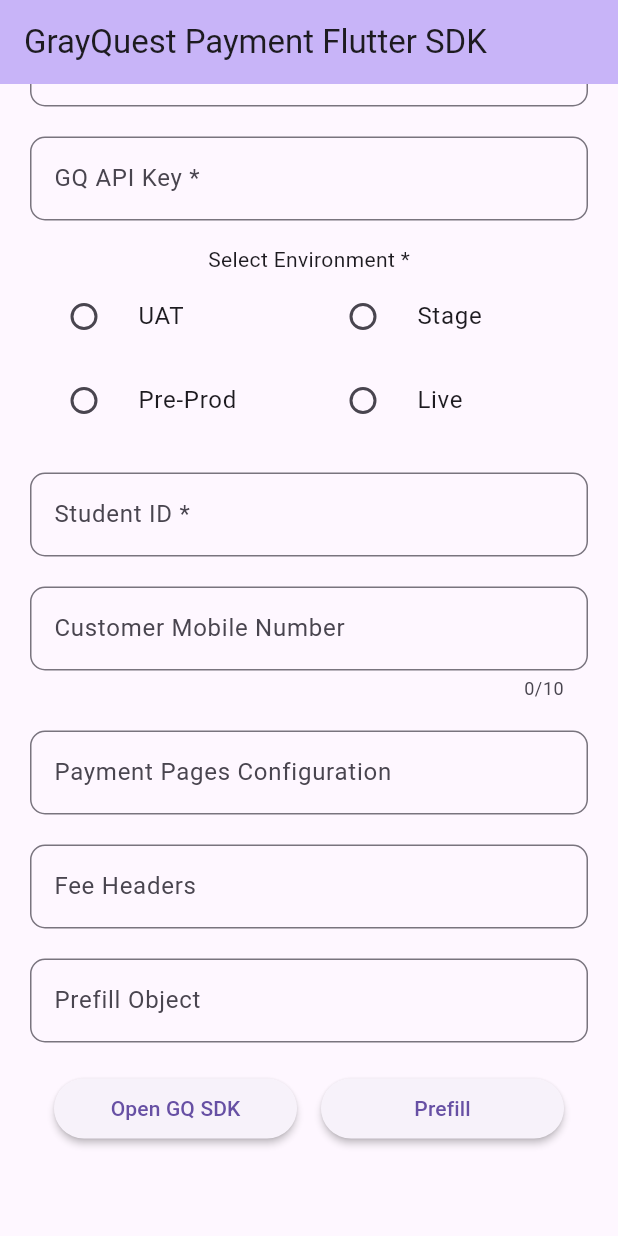
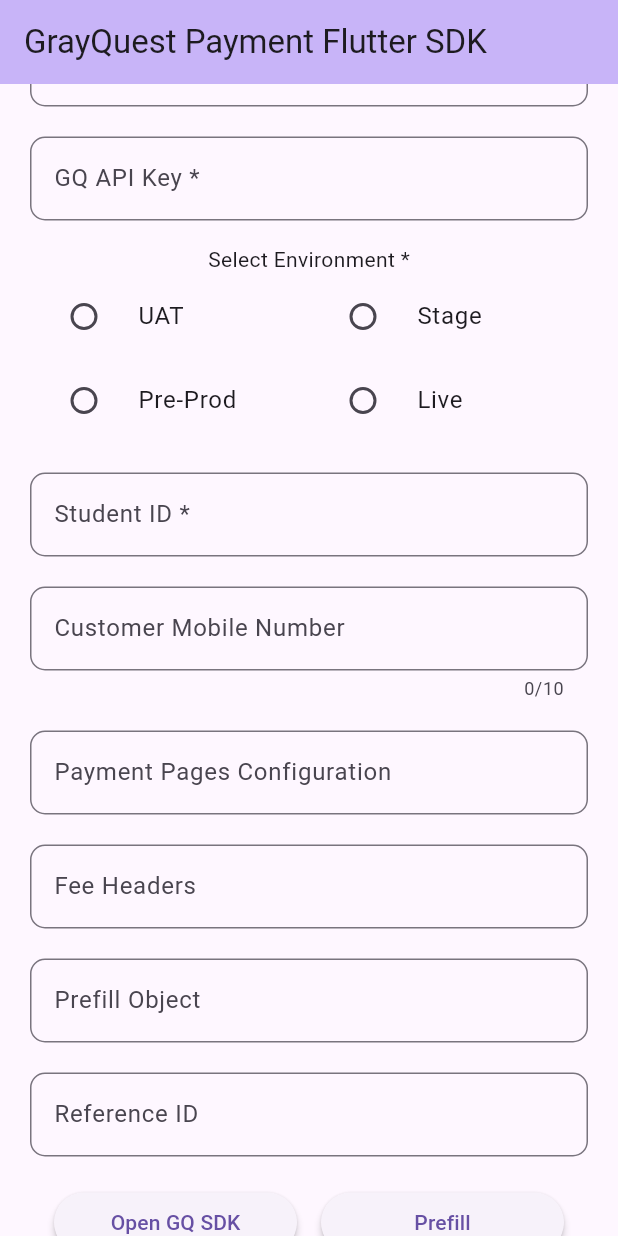
Before and after one commit to grayquest-finance/gq_payment_flutter_sdk_demo, a Flutter app: the screen it shows after launch, scrolled down 137 dp, on a phone screen of 412 x 824 dp. Run offline on Flutter 3.47's test engine with Material 3 defaults, Android fonts, the phone set to English and light mode, and no system bars; our stand-ins replace get; missing offline and left inert: gq_payment_flutter_sdk.

Commit message:
Added reference ID

```diff
--- a/lib/HomeScreen/Controller/home_screen_controller.dart
+++ b/lib/HomeScreen/Controller/home_screen_controller.dart
@@ -17,6 +17,7 @@ class HomeScreenController extends GetxController {
   final TextEditingController ppConfigController = TextEditingController();
   final TextEditingController feeHeaderController = TextEditingController();
   final TextEditingController prefillObjController = TextEditingController();
+  final TextEditingController referenceIdController = TextEditingController();
 
   RxString environment = ''.obs;
   String customerNumber = '';
@@ -343,7 +344,9 @@ class HomeScreenController extends GetxController {
         configObj["fee_headers"] = json.decode(feeHeaderController.text);
       }
 
-      print("configObj: ${configObj}");
+      if (referenceIdController.text.isNotEmpty) {
+        configObj["reference_id"] = referenceIdController.text;
+      }
 
       return configObj;
     } catch (e) {
--- a/lib/HomeScreen/home_screen.dart
+++ b/lib/HomeScreen/home_screen.dart
@@ -123,6 +123,11 @@ class HomeScreen extends GetView<HomeScreenController> {
                       const InputDecoration(labelText: 'Prefill Object'),
                 ),
                 const SizedBox(height: 20),
+                TextField(
+                  controller: controller.referenceIdController,
+                  decoration: const InputDecoration(labelText: 'Reference ID'),
+                ),
+                const SizedBox(height: 20),
                 Row(
                   children: [
                     const SizedBox(width: 16),
```
